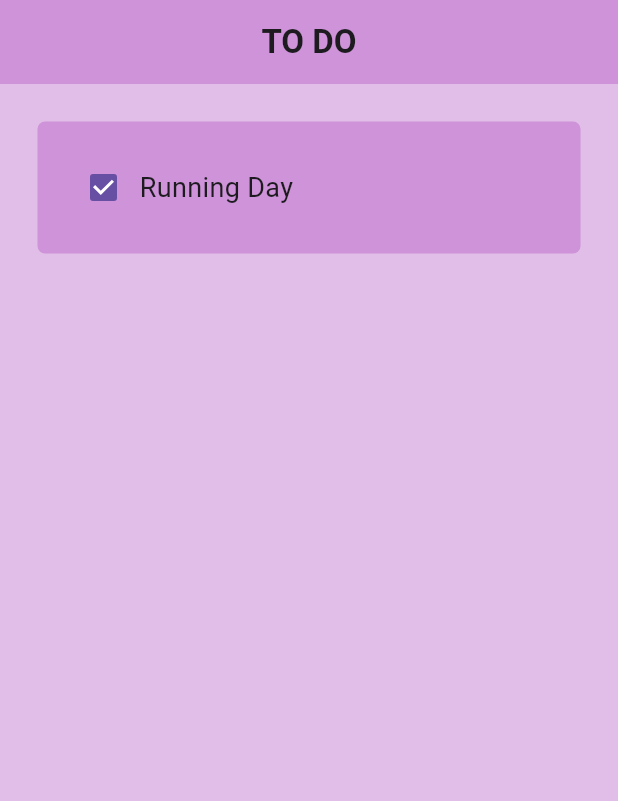
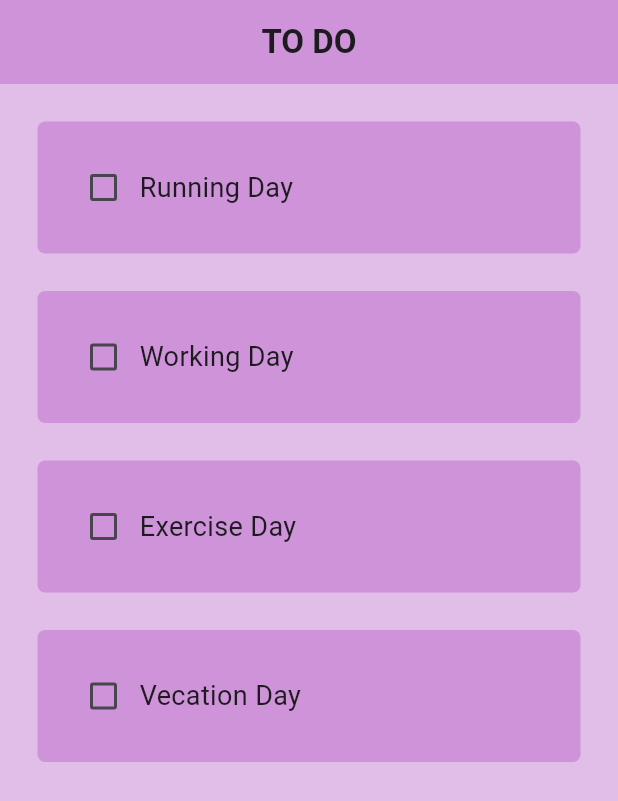
Before and after one commit to asadeee-web/TODO-APP, a Flutter app: the screen it shows after launch, on a phone screen of 412 x 824 dp. Shown: the top 801 px of the screen. Run offline on Flutter 3.47's test engine with Material 3 defaults, Android fonts, the phone set to English and light mode, and no system bars.

```diff
--- a/lib/custom_widgets/todo_tile.dart
+++ b/lib/custom_widgets/todo_tile.dart
@@ -15,7 +15,7 @@ class ToDoTile extends StatelessWidget {
   @override
   Widget build(BuildContext context) {
     return Padding(
-      padding: const EdgeInsets.all(25.0),
+      padding: const EdgeInsets.only(left: 25, right: 25, top: 25),
       child: Container(
         padding: EdgeInsets.all(20),
         decoration: BoxDecoration(
--- a/lib/screens/home_screen.dart
+++ b/lib/screens/home_screen.dart
@@ -1,11 +1,28 @@
 import 'package:flutter/material.dart';
 import 'package:todo_app/custom_widgets/todo_tile.dart';
 
-class HomeScreen extends StatelessWidget {
-  const HomeScreen({super.key});
+class HomeScreen extends StatefulWidget {
+  HomeScreen({super.key});
 
   @override
+  State<HomeScreen> createState() => _HomeScreenState();
+}
+
+class _HomeScreenState extends State<HomeScreen> {
+  List todolist = [
+    ["Running Day", false],
+    ["Working Day", false],
+    ["Exercise Day", false],
+    ["Vecation Day", false],
+  ];
+  @override
   Widget build(BuildContext context) {
+    void usertaped(bool? value, int index) {
+      setState(() {
+        todolist[index][1] = !todolist[index][1];
+      });
+    }
+
     return Scaffold(
       backgroundColor: Colors.purple[100],
       appBar: AppBar(
@@ -16,14 +33,17 @@ class HomeScreen extends StatelessWidget {
         ),
         centerTitle: true,
       ),
-      body: ListView(
-        children: [
-          ToDoTile(
-            text: 'Running Day',
-            taskcompleted: true,
-            onchanged: (value) {},
-          )
-        ],
+
+      //listview todo tasks
+
+      body: ListView.builder(
+        itemCount: todolist.length,
+        itemBuilder: (BuildContext context, int index) {
+          return ToDoTile(
+              taskcompleted: todolist[index][1],
+              onchanged: (value) => usertaped(value, index),
+              text: todolist[index][0]);
+        },
       ),
     );
   }
```
